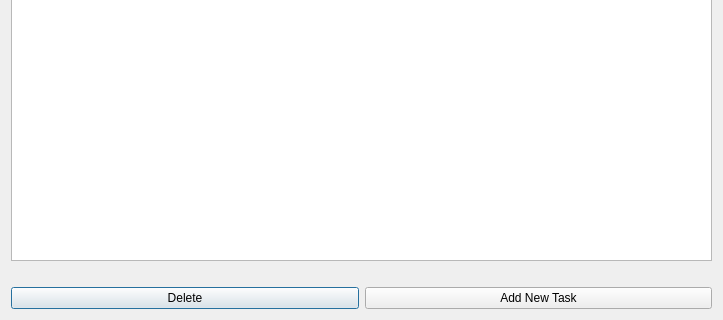
The window that Task/tasks.ui (BioBn/Calendar) describes before a commit, drawn with Qt 5; both pictures show x 0 to 723 and y 180 to 500 of the 723 by 500 pixel window.
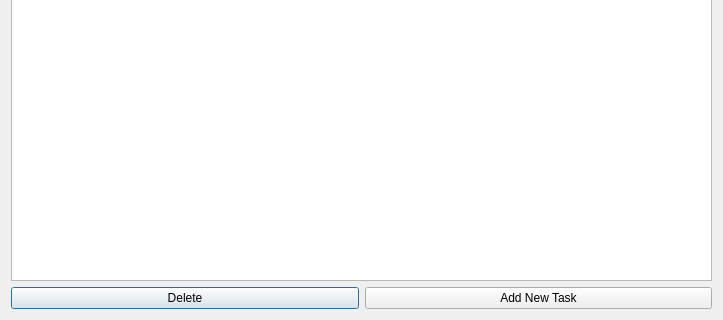
The same window after the commit.

The edit to the form file:
```diff
--- a/Task/tasks.ui
+++ b/Task/tasks.ui
@@ -17,13 +17,6 @@
    <item>
     <widget class="QListWidget" name="listWidget"/>
    </item>
-   <item>
-    <widget class="QLabel" name="label">
-     <property name="text">
-      <string/>
-     </property>
-    </widget>
-   </item>
    <item>
     <layout class="QHBoxLayout" name="horizontalLayout">
      <item>
```
